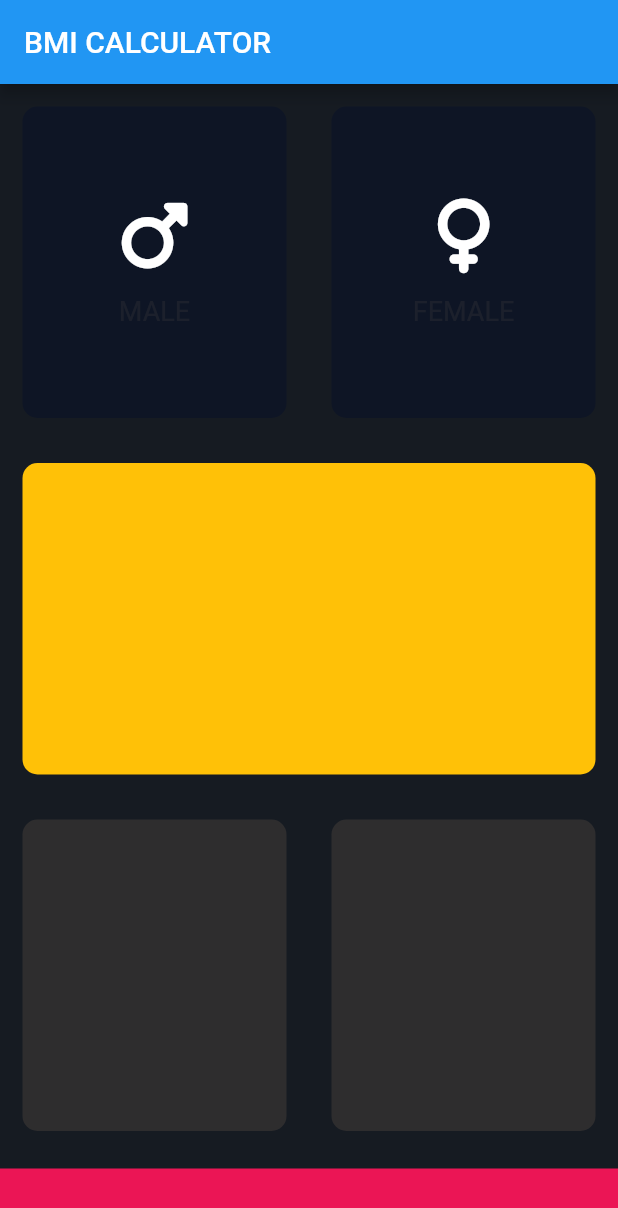
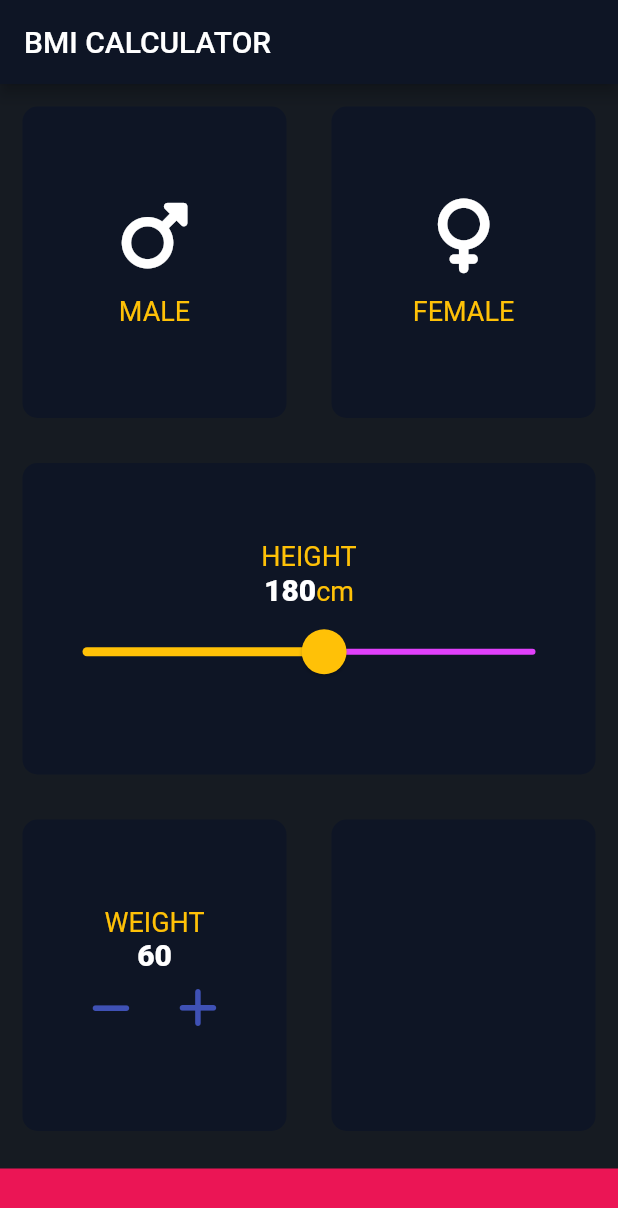
Before and after one commit to tlaw22/bmi_calc_flutter, a Flutter app: the screen it shows after launch, on a phone screen of 412 x 824 dp. Shown: the top 1208 px of the screen. Run offline on Flutter 3.47's test engine with Material 2 defaults, Android fonts, the phone set to English and light mode, and no system bars; our stand-ins replace font_awesome_flutter.

Commit message:
Working - Exchange her custom FAB to a IconButton

```diff
--- /dev/null
+++ b/lib/constants.dart
@@ -0,0 +1,16 @@
+import 'package:flutter/material.dart';
+
+
+const kBottomContainerHeight = 45.0;
+const kActiveCardColour = Colors.purpleAccent;
+const kBottomContainerColour = Color(0xFFEB1555);
+const kInactiveCardColour = Color(0xFF0E1525);
+const kLabelTextStyle = TextStyle(
+  fontSize: 18,
+  color: Colors.amber,);
+
+const kNumberTextStyle =
+TextStyle(
+  fontSize: 20,
+  fontWeight: FontWeight.w900,
+);
--- a/lib/icon_content.dart
+++ b/lib/icon_content.dart
@@ -1,7 +1,5 @@
 import 'package:flutter/material.dart';
-const labelTextStyle = TextStyle(
-  fontSize: 18,
-  color: Color(0xFF8D898),);
+import 'constants.dart';
 class IconContents extends StatelessWidget {
 
   final IconData icon;
@@ -20,7 +18,7 @@ class IconContents extends StatelessWidget {
         ),
         Text(
           label,
-          style: labelTextStyle,
+          style: kLabelTextStyle,
         ),
       ],
     );
--- a/lib/input_page.dart
+++ b/lib/input_page.dart
@@ -2,11 +2,7 @@ import 'package:flutter/material.dart';
 import 'package:font_awesome_flutter/font_awesome_flutter.dart';
 import 'icon_content.dart';
 import 'reusable_card.dart';
-
-const bottomContainerHeight = 45.0;
-const activeCardColour = Color(0xFF2E2D2E);
-const bottomContainerColour = Color(0xFFEB1555);
-const inactiveCardColour = Color(0xFF0E1525);
+import 'constants.dart';
 
 enum Gender {
   male,
@@ -19,18 +15,19 @@ class InputPage extends StatefulWidget {
 }
 
 class _InputPageState extends State<InputPage> {
-
-
   Gender? selectedGender;
-
+  int height = 180;
+  int weight = 60;
 
   @override
   Widget build(BuildContext context) {
     return Scaffold(
         appBar: AppBar(
+          backgroundColor: Color(0xFF0E1525),
           title: Text('BMI CALCULATOR'),
         ),
         body: Column(
+          crossAxisAlignment: CrossAxisAlignment.stretch,
           children: <Widget>[
             Expanded(
                 child: Row(
@@ -42,9 +39,13 @@ class _InputPageState extends State<InputPage> {
                       selectedGender = Gender.male;
                     });
                   },
-                  Colour: selectedGender == Gender.male ? activeCardColour : inactiveCardColour,
-                  cardChild: IconContents(icon: FontAwesomeIcons.mars,
-                  label: 'MALE',),
+                  Colour: selectedGender == Gender.male
+                      ? kActiveCardColour
+                      : kInactiveCardColour,
+                  cardChild: IconContents(
+                    icon: FontAwesomeIcons.mars,
+                    label: 'MALE',
+                  ),
                 )),
                 Expanded(
                     child: ReusableCard(
@@ -53,9 +54,13 @@ class _InputPageState extends State<InputPage> {
                       selectedGender = Gender.female;
                     });
                   },
-                  Colour: selectedGender == Gender.female ? activeCardColour : inactiveCardColour,
-                  cardChild: IconContents(icon: FontAwesomeIcons.venus,
-                    label: 'FEMALE',),
+                  Colour: selectedGender == Gender.female
+                      ? kActiveCardColour
+                      : kInactiveCardColour,
+                  cardChild: IconContents(
+                    icon: FontAwesomeIcons.venus,
+                    label: 'FEMALE',
+                  ),
                 )),
               ],
             )),
@@ -66,7 +71,52 @@ class _InputPageState extends State<InputPage> {
                     selectedGender = Gender.male;
                   });
                 },
-                Colour: Colors.amber,
+                Colour: kInactiveCardColour,
+                cardChild: Column(
+                  mainAxisAlignment: MainAxisAlignment.center,
+                  children: <Widget>[
+                    Text(
+                      'HEIGHT',
+                      style: kLabelTextStyle,
+                    ),
+                    Row(
+                      mainAxisAlignment: MainAxisAlignment.center,
+                      crossAxisAlignment: CrossAxisAlignment.baseline,
+                      textBaseline: TextBaseline.alphabetic,
+                      children: <Widget>[
+                        Text(height.toString(), style: kNumberTextStyle),
+                        Text(
+                          'cm',
+                          style: kLabelTextStyle,
+                        ),
+                      ],
+                    ),
+                    SliderTheme(
+                      data: SliderTheme.of(context).copyWith(
+                        thumbColor: Colors.purpleAccent,
+                        overlayColor: Colors.purple,
+                        thumbShape:
+                            RoundSliderThumbShape(enabledThumbRadius: 15.0),
+                        overlayShape:
+                            RoundSliderOverlayShape(overlayRadius: 30),
+                        rangeThumbShape: RoundRangeSliderThumbShape(
+                            enabledThumbRadius: 10.0),
+                      ),
+                      child: Slider(
+                        value: height.toDouble(),
+                        min: 100.0,
+                        max: 250.0,
+                        activeColor: Colors.amber,
+                        inactiveColor: Colors.purpleAccent,
+                        onChanged: (double newValue) {
+                          setState(() {
+                            height = newValue.round();
+                          });
+                        },
+                      ),
+                    )
+                  ],
+                ),
               ),
             ),
             Expanded(
@@ -74,13 +124,47 @@ class _InputPageState extends State<InputPage> {
                 children: [
                   Expanded(
                     child: ReusableCard(
+                      cardChild: Column(
+                        mainAxisAlignment: MainAxisAlignment.center,
+                        children: [
+                          Text('WEIGHT', style: kLabelTextStyle),
+                          // continue here
+                          Text(
+                            weight.toString(),
+                            style: kNumberTextStyle,
+                          ),
+                          Row(
+                            mainAxisAlignment: MainAxisAlignment.center,
+                            children: [
+                              IconButton(
+                                onPressed: () {},
+                                icon: Icon(FontAwesomeIcons.minus),
+                                color: Colors.indigo,
+                                highlightColor: Colors.lightBlueAccent,
+                                iconSize: 30.0,
+                                hoverColor: Colors.lightBlueAccent,
+                              ),
+                              SizedBox(
+                                width: 10.0,
+                              ),
+                              IconButton(
+                                onPressed: () {},
+                                icon: Icon(FontAwesomeIcons.add),
+                                color: Colors.indigo,
+                                highlightColor: Colors.lightBlueAccent,
+                                iconSize: 30.0,
+                                hoverColor: Colors.lightBlueAccent,
+                              ),
+                            ],
+                          )
+                        ],
+                      ),
                       onPress: () {
                         setState(() {
                           selectedGender = Gender.male;
                         });
                       },
-
-                      Colour: activeCardColour,
+                      Colour: kInactiveCardColour,
                     ),
                   ),
                   Expanded(
@@ -90,23 +174,41 @@ class _InputPageState extends State<InputPage> {
                           selectedGender = Gender.male;
                         });
                       },
-                      Colour: activeCardColour,
+                      Colour: kInactiveCardColour,
                     ),
                   ),
                 ],
               ),
             ),
             Container(
-              color: bottomContainerColour,
+              color: kBottomContainerColour,
               margin: const EdgeInsets.only(top: 10.0),
               width: double.infinity,
-              height: bottomContainerHeight,
+              height: kBottomContainerHeight,
             ),
           ],
         ));
   }
 }
 
+class RoundIconButton extends StatelessWidget {
+  const RoundIconButton({Key? key, this.icon});
+
+  final IconData? icon;
+
+  @override
+  Widget build(BuildContext context) {
+    return const RawMaterialButton(
+      shape: CircleBorder(),
+      fillColor: Color(0xFF4C4F5E),
+      elevation: 6.0,
+      disabledElevation: 1.0,
+      onPressed: null,
+      constraints: BoxConstraints.tightFor(width: 56.0, height: 56.0),
+      child: Icon(FontAwesomeIcons.facebook), // This line does not accept the
+    );
+  }
+}
 
 /*
 
```
Lines whose indentation alone changed are shown as unchanged.
